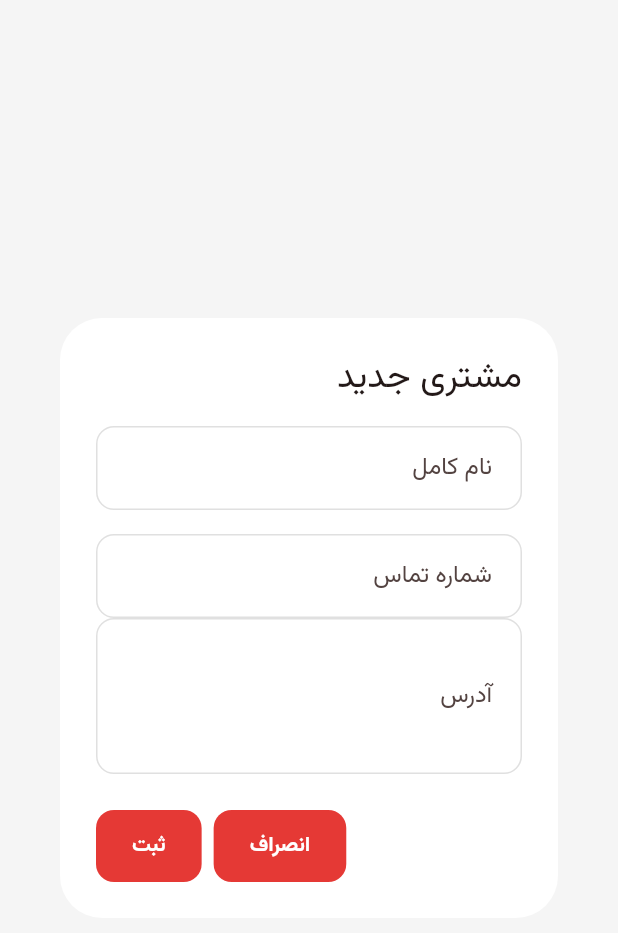
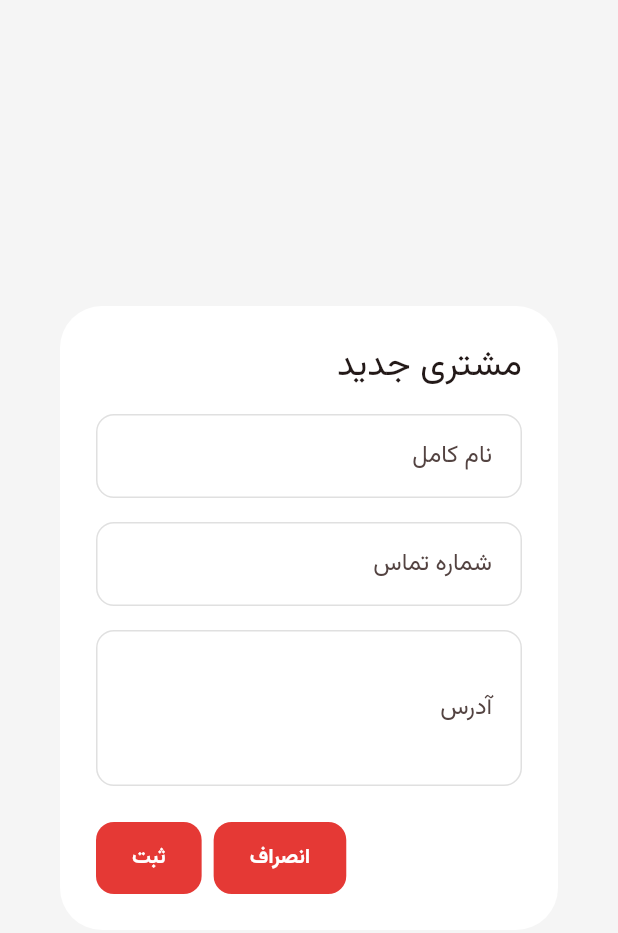
Before and after one commit to schirasi93m/Fes, a Flutter app: the CustomerDialog widget shown alone on an empty page, opened directly, on a phone screen of 412 x 824 dp. Shown: the top 933 px of the screen. Run offline on Flutter 3.47's test engine with Material 3 defaults, Android fonts, the phone set to English and light mode, and no system bars; our stand-ins replace lucide_icons_flutter; missing offline and left inert: persian_datetime_picker; statements that could not run were skipped.

Commit message:
1405-04-31

```diff
--- a/lib/core/theme/app_radius.dart
+++ b/lib/core/theme/app_radius.dart
@@ -34,4 +34,6 @@ class AppRadius {
 
   ///DrapDownList
   static const double dropDown = 12;
+  // Notifer
+  static const double notifer = 16;
 }
--- a/lib/core/theme/app_sizes.dart
+++ b/lib/core/theme/app_sizes.dart
@@ -69,6 +69,11 @@ class AppSizes {
   static const double footerHeight = 28;
   // UserSideBar
   static const double avatarRadius = 20;
+
+  // Notifer
+  static const double notiferWithXl = 12;
+  static const double notificationWidth = 360;
+  static const double notificationElevation = 4;
 }
 
 class AppTableSizes {
--- a/lib/core/theme/app_text_style.dart
+++ b/lib/core/theme/app_text_style.dart
@@ -21,9 +21,7 @@ class AppTextStyles {
     color: AppColors.companyName,
   );
 
-  static const TextStyle logo = TextStyle(
-    fontSize: 40,
-  );
+  static const TextStyle logo = TextStyle(fontSize: 40);
 
   // =========================
   // Sidebar
@@ -116,4 +114,14 @@ class AppTextStyles {
     fontWeight: FontWeight.bold,
     color: AppColors.onPrimary,
   );
+
+  // =========================
+  // Notifer
+  // =========================
+  static const TextStyle notification = TextStyle(
+    fontFamily: 'Vazirmatn',
+    fontSize: 14,
+    fontWeight: FontWeight.w400,
+    color: AppColors.textPrimary,
+  );
 }
--- a/pubspec.yaml
+++ b/pubspec.yaml
@@ -17,7 +17,7 @@ dependencies:
   flutter_localizations:
     sdk: flutter
   lucide_icons_flutter: ^3.1.14+2
-  window_manager: ^0.5.1
+
 
 dev_dependencies:
   flutter_test:
```
Also changed, not shown: lib/core/widgets/app_notifier.dart (added, +64 -0 lines), lib/features/customers/widgets/customer_form_dialog.dart (+29 -5 lines), pubspec.lock.
